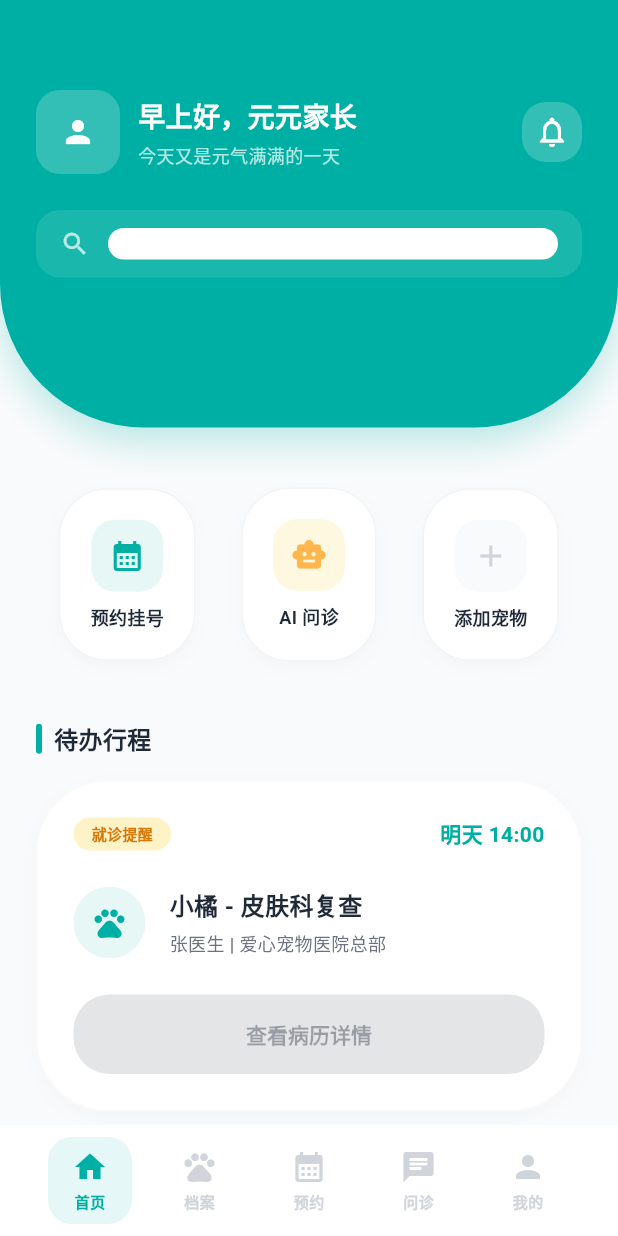
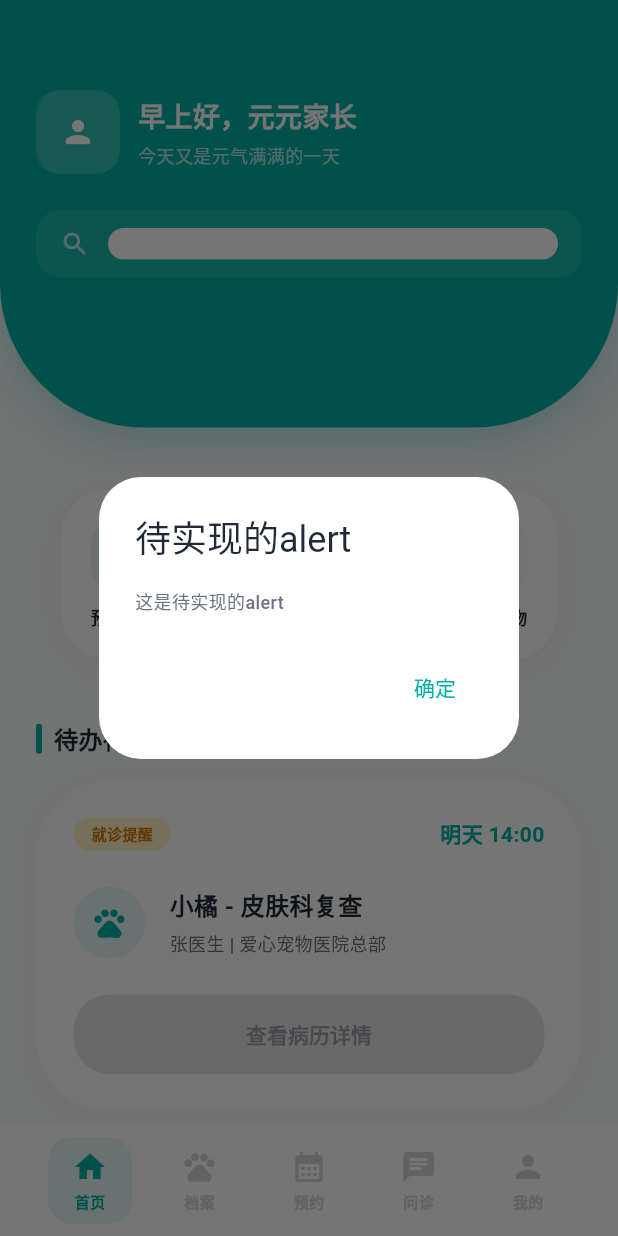
Before and after one commit to yum-shang/pet_medical_app, a Flutter app: the HomeScreen screen opened by its route, after a tap on "预约挂号", on a phone screen of 412 x 824 dp. Run offline on Flutter 3.47's test engine with Material 3 defaults, Android fonts, the phone set to English and light mode, and no system bars; drawn by our look-alikes of cached_network_image; our stand-ins replace go_router, image_picker, shared_preferences; accounts and stored records are empty; network calls fail.

```diff
--- a/lib/screens/home_screen.dart
+++ b/lib/screens/home_screen.dart
@@ -81,15 +81,15 @@ class HomeScreen extends StatelessWidget {
                         ),
                       ],
                     ),
-                    Container(
-                      width: 40,
-                      height: 40,
-                      decoration: BoxDecoration(
-                        color: AppColors.white.withOpacity(0.2),
-                        borderRadius: BorderRadius.circular(16),
-                      ),
-                      child: const Icon(Icons.notifications_none, color: Colors.white),
-                    ),
+                    // Container(
+                    //   width: 40,
+                    //   height: 40,
+                    //   decoration: BoxDecoration(
+                    //     color: AppColors.white.withOpacity(0.2),
+                    //     borderRadius: BorderRadius.circular(16),
+                    //   ),
+                    //   child: const Icon(Icons.notifications_none, color: Colors.white),
+                    // ),
                   ],
                 ),
                 const SizedBox(height: 24),
@@ -111,7 +111,23 @@ class HomeScreen extends StatelessWidget {
                         label: '预约挂号',
                         iconBgColor: AppColors.primaryLight,
                         iconColor: AppColors.primary,
-                        onTap: () => context.push('#'),
+                        onTap: (){
+                            showDialog(
+                              context: context,
+                            builder: (BuildContext context) {
+                              return AlertDialog(
+                                title: Text('待实现的alert'),
+                                content: Text('这是待实现的alert'),
+                                actions: [
+                                  TextButton(
+                                    onPressed: () => Navigator.of(context).pop(),
+                                    child: Text('确定'),
+                                  ),
+                                ],
+                              );
+                            },
+                          );
+                        }
                       ),
                       QuickActionButton(
                         icon: Icons.smart_toy,
```
